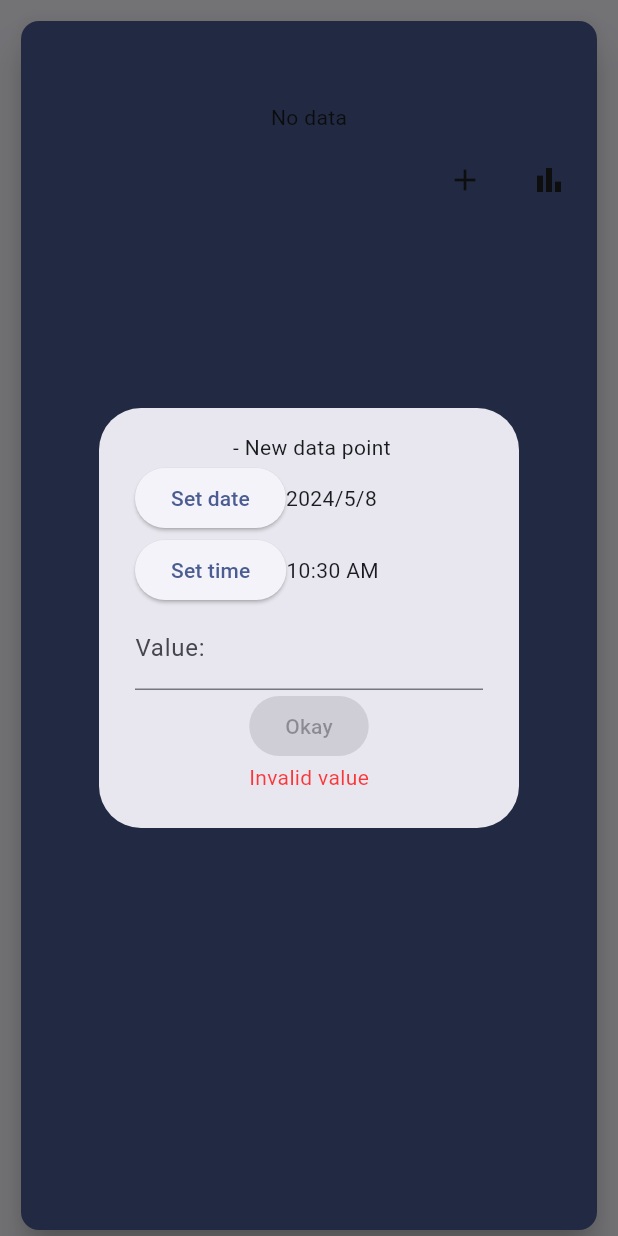
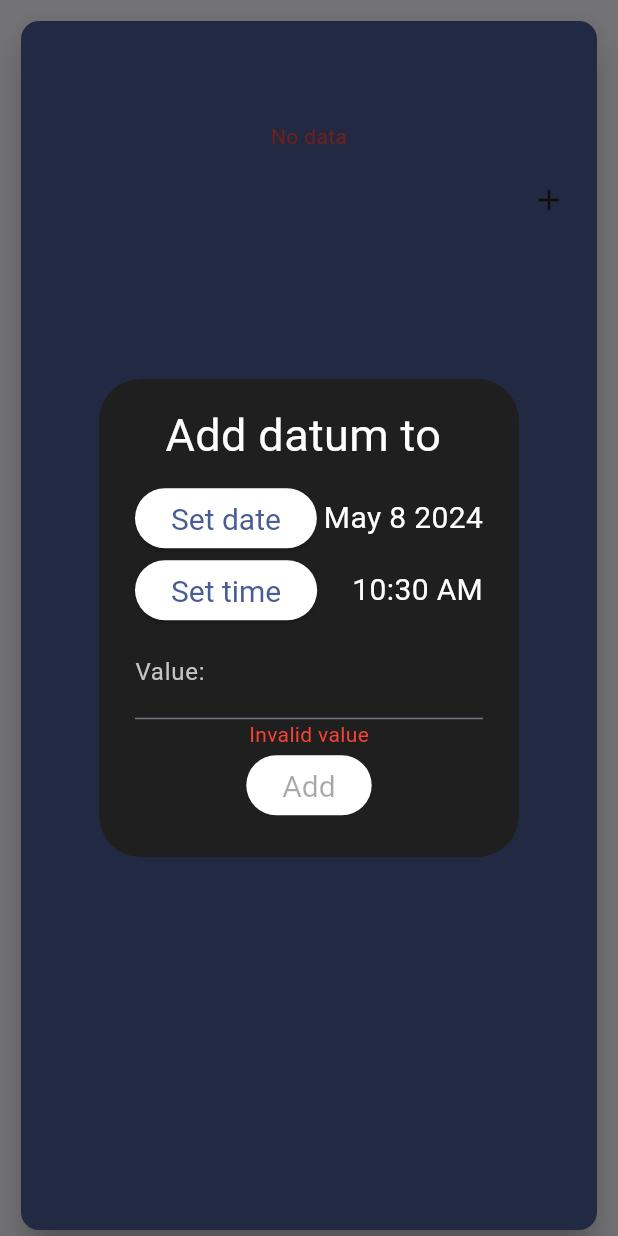
Before and after one commit to 0danylo/charted, a Flutter app: the GraphCard widget shown alone on an empty page, opened directly with empty values, after a tap on the "add" icon, on a phone screen of 412 x 824 dp. Run offline on Flutter 3.47's test engine with Material 3 defaults, Android fonts, the phone set to English and light mode, and no system bars; our stand-ins replace syncfusion_flutter_charts.

Commit message:
major visual upgrade

```diff
--- a/lib/datum_dialog.dart
+++ b/lib/datum_dialog.dart
@@ -2,7 +2,7 @@ import 'package:flutter/material.dart';
 import 'package:flutter/services.dart';
 import 'package:provider/provider.dart';
 import 'package:trend_notes/main.dart';
-import 'package:trend_notes/utils.dart';
+import 'package:trend_notes/util.dart';
 
 class DatumDialog extends StatefulWidget {
   const DatumDialog({super.key, required this.graphName});
@@ -23,17 +23,20 @@ class DatumDialogState extends State<DatumDialog> {
     var appState = context.watch<AppState>();
 
     return AlertDialog(
+      backgroundColor: darkColor,
       content: Column(
         mainAxisSize: MainAxisSize.min,
         children: [
           Title(
               color: const Color.fromARGB(255, 106, 106, 106),
-              child: Text("${widget.graphName} - New data point")),
+              child: subtitleOf("Add datum to ${widget.graphName}")),
+          getPadding(5),
           Row(
+            mainAxisAlignment: MainAxisAlignment.spaceBetween,
             children: [
               ElevatedButton(
                   onPressed: () {
-                    var date = showDatePicker(
+                    showDatePicker(
                       context: context,
                       firstDate: DateTime.fromMillisecondsSinceEpoch(0),
                       lastDate:
@@ -41,25 +44,30 @@ class DatumDialogState extends State<DatumDialog> {
                     ).then(
                         (value) => setState(() => newDate = value ?? newDate));
                   },
+                  style: buttonStyle,
                   child: const Text("Set date")),
-              Text(formatDate(newDate)),
+              formatDate(newDate),
             ],
           ),
           Row(
+            mainAxisAlignment: MainAxisAlignment.spaceBetween,
             children: [
               ElevatedButton(
                   onPressed: () {
-                    var time = showTimePicker(
+                    showTimePicker(
                             context: context, initialTime: TimeOfDay.now())
                         .then((value) =>
                             setState(() => newTime = value ?? newTime));
                   },
+                  style: buttonStyle,
                   child: const Text("Set time")),
-              Text(formatTime(newTime)),
+              formatTime(newTime),
             ],
           ),
           TextFormField(
-            decoration: const InputDecoration(labelText: "Value:"),
+            style: mediumStyle,
+            decoration: const InputDecoration(
+                labelText: "Value:", labelStyle: labelStyle),
             keyboardType: const TextInputType.numberWithOptions(
                 signed: true, decimal: true),
             inputFormatters: [
@@ -71,6 +79,7 @@ class DatumDialogState extends State<DatumDialog> {
               newDatum = match != null ? double.parse(match.group(0)!) : null;
             }),
           ),
+          errorOf(newDatum == null ? "Invalid value" : ""),
           ElevatedButton(
               onPressed: newDatum == null
                   ? null
@@ -84,10 +93,8 @@ class DatumDialogState extends State<DatumDialog> {
                       Navigator.of(context).pop();
                       appState.notify();
                     },
-              child: const Text("Okay")),
-          if (newDatum == null)
-            const Text("Invalid value",
-                style: TextStyle(color: Color.fromARGB(195, 255, 0, 0)))
+              style: buttonStyle,
+              child: const Text("Add"))
         ],
       ),
     );
--- a/lib/graph_card.dart
+++ b/lib/graph_card.dart
@@ -1,7 +1,7 @@
 import 'package:flutter/material.dart';
 import 'package:syncfusion_flutter_charts/sparkcharts.dart';
 import 'package:trend_notes/datum_dialog.dart';
-import 'package:trend_notes/utils.dart';
+import 'package:trend_notes/util.dart';
 
 enum GraphType {
   line,
@@ -38,13 +38,9 @@ class GraphCard extends StatefulWidget {
 class GraphCardState extends State<GraphCard> {
   @override
   Widget build(BuildContext context) {
-    var entries = getSortedEntries();
-
     final theme = Theme.of(context);
 
-    final whiteStyle = theme.textTheme.displaySmall!.copyWith(
-      color: Colors.white,
-    );
+    var entries = getSortedEntries();
 
     final card = Container(
       padding: const EdgeInsets.fromLTRB(10, 10, 10, 0),
@@ -53,8 +49,8 @@ class GraphCardState extends State<GraphCard> {
         color: theme.colorScheme.primary,
         child: Column(
           children: [
-            const Padding(padding: EdgeInsets.all(5.0)),
-            Text(widget.name, style: whiteStyle),
+            getPadding(5),
+            Text(widget.name, style: titleStyle),
             entries.isNotEmpty
                 ? Container(
                     padding: const EdgeInsets.all(25.0),
@@ -66,13 +62,13 @@ class GraphCardState extends State<GraphCard> {
                           .millisecondsSinceEpoch,
                       yValueMapper: (index) =>
                           widget.data.entries.toList()[index].value,
-                      color: lightColor,
+                      color: white,
                       marker: const SparkChartMarker(
                           displayMode: SparkChartMarkerDisplayMode.all,
                           size: 8.0,
-                          color: white,
+                          color: darkColor,
                           borderWidth: 1,
-                          borderColor: lightColor),
+                          borderColor: white),
                       axisLineColor:
                           widget.data.values.any((value) => value < 0) &&
                                   widget.data.values.any((value) => value > 0)
@@ -80,7 +76,7 @@ class GraphCardState extends State<GraphCard> {
                               : Colors.transparent,
                     ),
                   )
-                : const Text("No data"),
+                : errorOf("No data"),
             ButtonBar(
               children: [
                 IconButton(
@@ -94,9 +90,10 @@ class GraphCardState extends State<GraphCard> {
                         makeDetailsDialog();
                       },
                       icon: const Icon(Icons.data_array, color: darkColor)),
-                IconButton(
-                    onPressed: () {},
-                    icon: const Icon(Icons.bar_chart, color: darkColor))
+                if (entries.isNotEmpty)
+                  IconButton(
+                      onPressed: () {},
+                      icon: const Icon(Icons.bar_chart, color: darkColor))
               ],
             )
           ],
@@ -121,16 +118,21 @@ class GraphCardState extends State<GraphCard> {
         var entries = getSortedEntries();
 
         return AlertDialog(
-          content: Table(
+          backgroundColor: darkColor,
+          content: Column(
+            mainAxisSize: MainAxisSize.min,
             children: [
               for (var entry in entries)
-                TableRow(children: [
-                  Text(formatDate(entry.key) +
-                      ' ' +
-                      formatTime(TimeOfDay(
-                          hour: entry.key.hour, minute: entry.key.minute))),
-                  Text(entry.value.toString()),
-                  TextButton(
+                Row(
+                  mainAxisAlignment: MainAxisAlignment.spaceBetween,
+                  children: [
+                  Column(children: [
+                    formatDate(entry.key),
+                    formatTime(TimeOfDay(
+                        hour: entry.key.hour, minute: entry.key.minute))
+                  ]),
+                  styled(formatDouble(entry.value)),
+                  IconButton(
                     onPressed: () {
                       setState(() => widget.data.remove(entry.key));
                       Navigator.of(context).pop();
@@ -138,7 +140,7 @@ class GraphCardState extends State<GraphCard> {
                         makeDetailsDialog();
                       }
                     },
-                    child: const Icon(Icons.remove_circle_outline,
+                    icon: const Icon(Icons.remove_circle_outline,
                         color: Colors.red),
                   )
                 ])
--- /dev/null
+++ b/lib/util.dart
@@ -0,0 +1,46 @@
+import 'package:flutter/material.dart';
+
+const darkColor = Color.fromARGB(255, 31, 31, 31);
+const lightColor = Color.fromARGB(255, 195, 195, 195);
+const white = Colors.white;
+
+const smallStyle = TextStyle(color: white, fontSize: 15);
+const mediumStyle = TextStyle(color: white, fontSize: 20);
+const subtitleStyle = TextStyle(color: white, fontSize: 30);
+const titleStyle = TextStyle(color: white, fontSize: 40);
+const errorStyle = TextStyle(color: Colors.red);
+const labelStyle = TextStyle(color: lightColor);
+
+const buttonStyle = ButtonStyle(
+    backgroundColor: MaterialStatePropertyAll(white),
+    textStyle: MaterialStatePropertyAll(mediumStyle));
+
+const months = [
+  'Jan',
+  'Feb',
+  'Mar',
+  'Apr',
+  'May',
+  'Jun',
+  'Jul',
+  'Aug',
+  'Sep',
+  'Oct',
+  'Nov',
+  'Dec'
+];
+
+formatDate(DateTime date) =>
+    styled('${months[date.month - 1]} ${date.day} ${date.year}');
+
+formatTime(TimeOfDay time) => styled(
+    '${time.hourOfPeriod}:${time.minute > 9 ? time.minute : '0${time.minute}'} ${time.period.name.toUpperCase()}');
+
+formatDouble(double x) => x.toInt() == x ? x.toInt().toString() : x.toString();
+
+styled(String text) => Text(text, style: mediumStyle);
+subtitleOf(String text) => Text(text, style: subtitleStyle);
+titleOf(String text) => Text(text, style: titleStyle);
+errorOf(String text) => Text(text, style: errorStyle);
+
+getPadding(double side) => Padding(padding: EdgeInsets.all(side));
--- a/lib/utils.dart
+++ /dev/null
@@ -1,12 +0,0 @@
-import 'package:flutter/material.dart';
-
-const darkColor = Color.fromARGB(255, 31, 31, 31);
-const lightColor = Color.fromARGB(255, 195, 195, 195);
-const white = Colors.white;
-
-const buttonStyle = ButtonStyle(backgroundColor: MaterialStatePropertyAll(darkColor));
-
-formatDate(DateTime date) => '${date.year}/${date.month}/${date.day}';
-
-formatTime(TimeOfDay time) =>
-    '${time.hourOfPeriod}:${time.minute > 9 ? time.minute : '0${time.minute}'} ${time.period.name.toUpperCase()}';
```
Also changed, not shown: lib/graph_dialog.dart (+19 -17 lines), lib/main.dart (+8 -8 lines).
